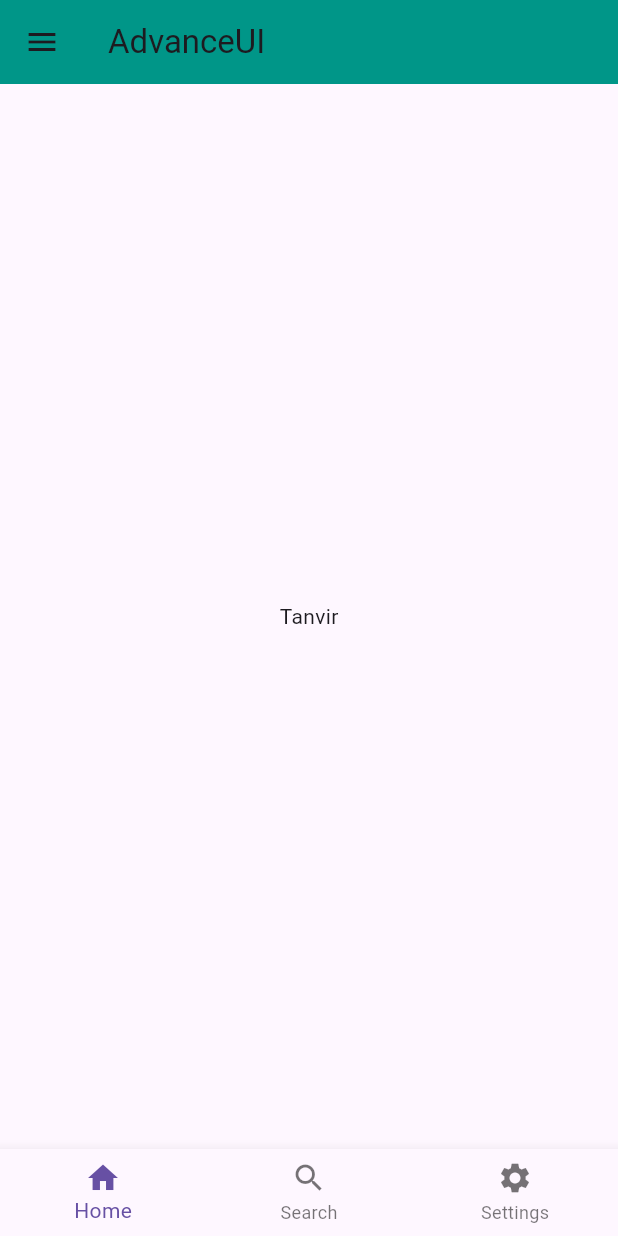
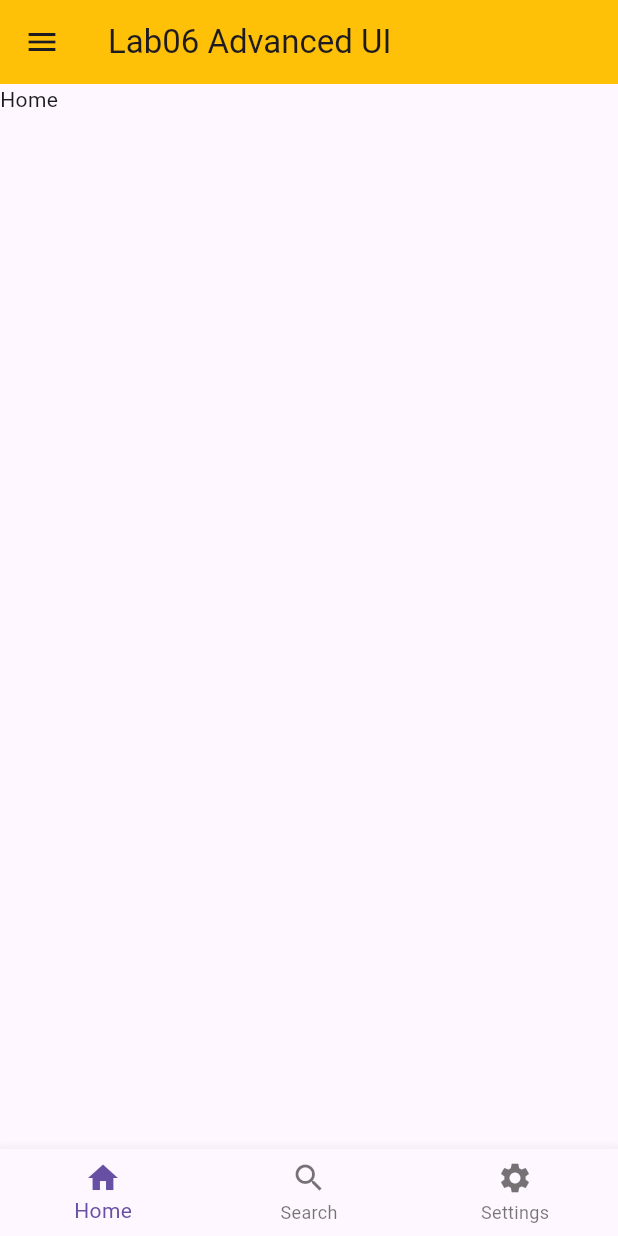
Before and after one commit to tanvir5386/myapp, a Flutter app: the screen it shows after launch, on a phone screen of 412 x 824 dp. Run offline on Flutter 3.47's test engine with Material 3 defaults, Android fonts, the phone set to English and light mode, and no system bars.

```diff
--- a/lib/body.dart
+++ b/lib/body.dart
@@ -0,0 +1,44 @@
+// body.dart
+import 'package:flutter/material.dart';
+
+class AppBody extends StatefulWidget {
+  const AppBody({super.key});
+
+  @override
+  State<AppBody> createState() => _AppBodyState();
+}
+
+class _AppBodyState extends State<AppBody> {
+  int selectedIndex = 0;
+
+  final List<Widget> pages = [
+    Text("Home"),
+    Text("Search From Bottom Nav"),
+    Text("Settings"),
+  ];
+
+  void onItemTapped(int index) {
+    setState(() {
+      selectedIndex = index;
+    });
+  }
+
+  @override
+  Widget build(BuildContext context) {
+    return Scaffold(
+      body: pages[selectedIndex],
+      bottomNavigationBar: BottomNavigationBar(
+        onTap: onItemTapped,
+        currentIndex: selectedIndex,
+        items: [
+          BottomNavigationBarItem(icon: Icon(Icons.home), label: "Home"),
+          BottomNavigationBarItem(icon: Icon(Icons.search), label: "Search"),
+          BottomNavigationBarItem(
+            icon: Icon(Icons.settings),
+            label: "Settings",
+          ),
+        ],
+      ),
+    );
+  }
+}
--- a/lib/main.dart
+++ b/lib/main.dart
@@ -1,54 +1,61 @@
+// main.dart
 import 'package:flutter/material.dart';
+import 'package:myapp/body.dart';
 
 void main() {
-  runApp(const MyApp());
+  runApp(const Lab06AdvancedUI());
 }
 
-class MyApp extends StatelessWidget {
-  const MyApp({super.key});
+/*
+  NAVIGATION
+  1. Drawer
+  2. Bottom Nav
+  3. Tab
+*/
+
+class Lab06AdvancedUI extends StatelessWidget {
+  const Lab06AdvancedUI({super.key});
 
   @override
   Widget build(BuildContext context) {
     return MaterialApp(
+      title: 'Lab06 Advanced UI',
       home: Scaffold(
         drawer: Drawer(
-          backgroundColor: Colors.lightGreenAccent,
+          backgroundColor: const Color.fromARGB(255, 242, 245, 247),
           child: ListView(
             children: [
-              DrawerHeader(
-                child: Row(
-                  children: [Icon(Icons.people_alt_rounded), Text("Contacts")],
+              Container(
+                height: 80,
+                child: DrawerHeader(
+                  child: Row(
+                    children: [
+                      Icon(Icons.people_alt_rounded),
+                      Text("Contacts"),
+                    ],
+                  ),
                 ),
               ),
               ListTile(
-                leading: Icon(Icons.phone),
-                title: Text("CAll Obama"),
-                trailing: Text("1"),
+                leading: Icon(Icons.mobile_screen_share),
+                title: Text("Device"),
+                trailing: Text("Anything"),
+                onTap: () {},
               ),
               ListTile(
-                leading: Icon(Icons.phone),
-                title: Text("CAll Hasina"),
-                trailing: Text("12"),
+                leading: Icon(Icons.mobile_screen_share),
+                title: Text("Contacts"),
+                trailing: Text("Anything"),
                 onTap: () {},
               ),
             ],
           ),
         ),
         appBar: AppBar(
-          title: const Text('AdvanceUI'),
-          backgroundColor: Colors.teal,
+          title: const Text('Lab06 Advanced UI'),
+          backgroundColor: Colors.amber,
         ),
-        body: Center(child: Text('Tanvir')),
-        bottomNavigationBar: BottomNavigationBar(
-          items: const [
-            BottomNavigationBarItem(icon: Icon(Icons.home), label: 'Home'),
-            BottomNavigationBarItem(icon: Icon(Icons.search), label: 'Search'),
-            BottomNavigationBarItem(
-              icon: Icon(Icons.settings),
-              label: 'Settings',
-            ),
-          ],
-        ),
+        body: AppBody(),
       ),
     );
   }
```
